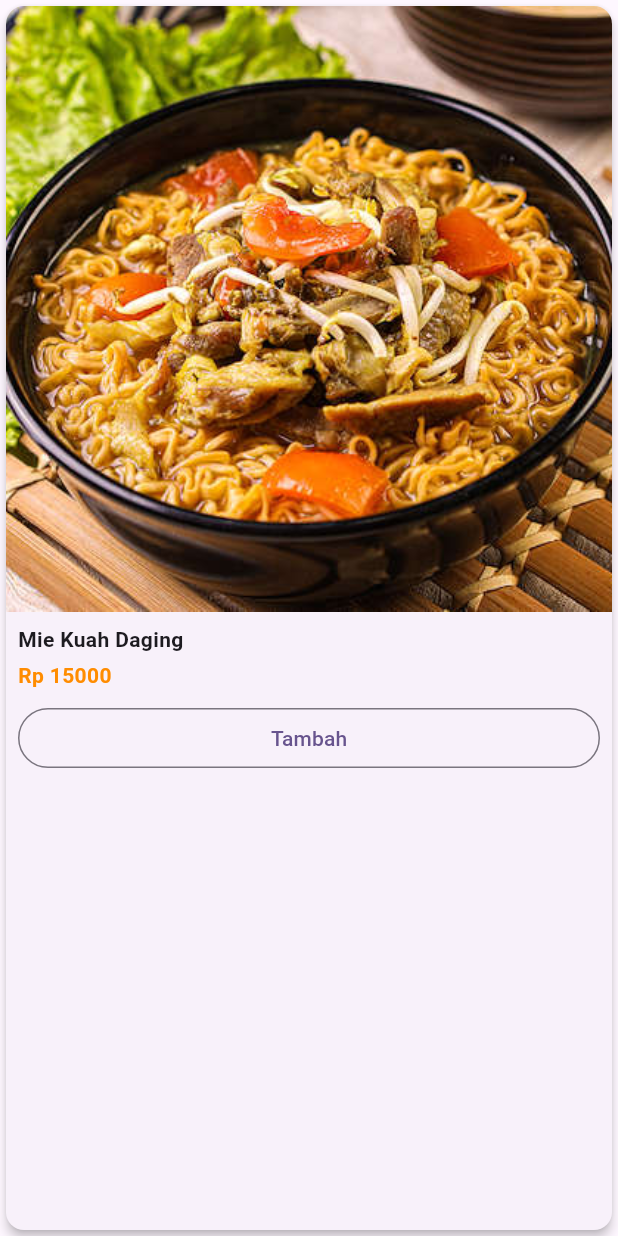
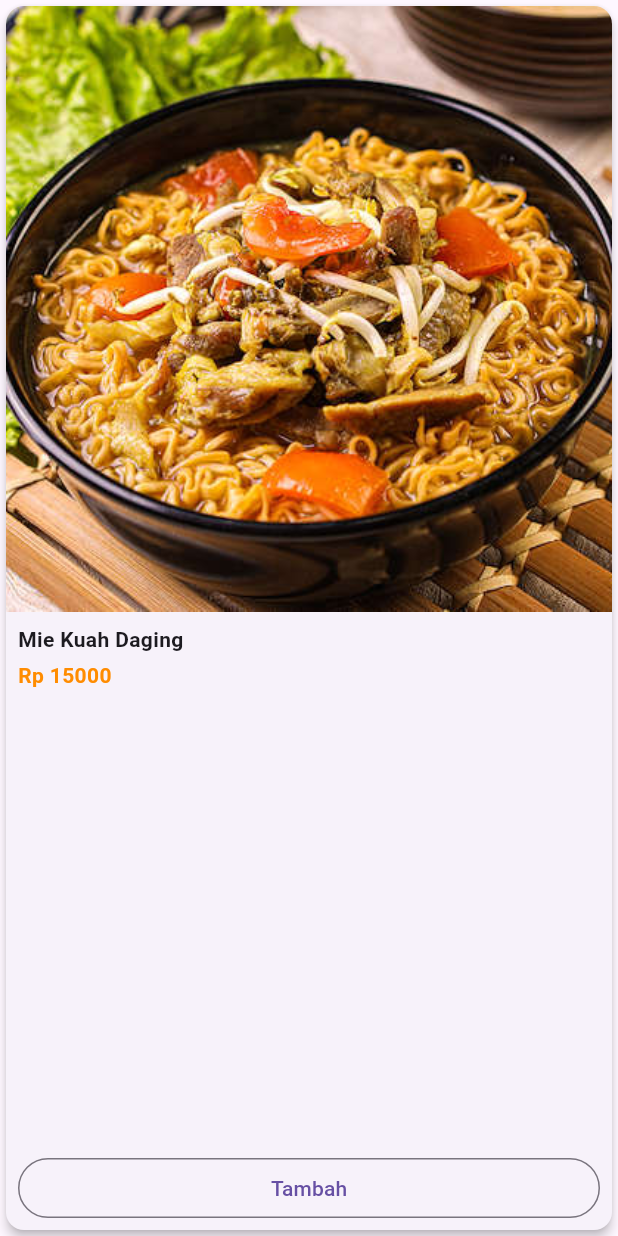
Before and after one commit to Redoughe/aplikasi_menu, a Flutter app: the MenuCard widget shown alone on an empty page, opened directly with sample values from the repository, on a phone screen of 412 x 824 dp. Run offline on Flutter 3.47's test engine with Material 3 defaults, Android fonts, the phone set to English and light mode, and no system bars; statements that could not run were skipped.

Commit message:
commit menu home & connect menu makan minum

```diff
--- a/lib/Menu Makan/menumakan.dart
+++ b/lib/Menu Makan/menumakan.dart
@@ -1,14 +1,5 @@
 import 'package:flutter/material.dart';
 import 'package:provider/provider.dart';
-
-void main() {
-  runApp(
-    ChangeNotifierProvider(
-      create: (_) => CartProvider(),
-      child: const MyApp(),
-    ),
-  );
-}
 
 /* ================================
    KONFIGURASI WARNA
@@ -277,13 +268,18 @@ class MenuCard extends StatelessWidget {
               ),
             ),
           ),
-          Padding(
+         Expanded(
+  child: Padding(
     padding: const EdgeInsets.all(8),
     child: Column(
       crossAxisAlignment: CrossAxisAlignment.start,
       children: [
-                Text(item.nama,
-                    style: const TextStyle(fontWeight: FontWeight.bold)),
+        Text(
+          item.nama,
+          style: const TextStyle(fontWeight: FontWeight.bold),
+          maxLines: 2,
+          overflow: TextOverflow.ellipsis,
+        ),
         const SizedBox(height: 4),
         Text(
           'Rp ${item.harga}',
@@ -292,8 +288,10 @@ class MenuCard extends StatelessWidget {
             fontWeight: FontWeight.w600,
           ),
         ),
-                const SizedBox(height: 8),
-                jumlah == 0
+        const Spacer(),
+         SizedBox(
+  height: 40, // KUNCI TINGGI → mencegah overflow
+  child: jumlah == 0
       ? SizedBox(
           width: double.infinity,
           child: OutlinedButton(
@@ -305,23 +303,30 @@ class MenuCard extends StatelessWidget {
           mainAxisAlignment: MainAxisAlignment.spaceBetween,
           children: [
             IconButton(
+              padding: EdgeInsets.zero,
+              constraints: const BoxConstraints(),
               icon: const Icon(Icons.remove_circle_outline),
               onPressed: () => cart.remove(item),
             ),
             Text(
               jumlah.toString(),
-                            style: const TextStyle(
-                                fontWeight: FontWeight.bold),
+              style: const TextStyle(fontWeight: FontWeight.bold),
             ),
             IconButton(
+              padding: EdgeInsets.zero,
+              constraints: const BoxConstraints(),
               icon: const Icon(Icons.add_circle_outline),
               onPressed: () => cart.add(item),
             ),
           ],
         ),
+)
+
       ],
     ),
   ),
+),
+
         ],
       ),
     );
--- /dev/null
+++ b/lib/Providers/cart_provider.dart
@@ -0,0 +1,38 @@
+import 'package:flutter/material.dart';
+
+class MenuItem {
+  final String nama;
+  final int harga;
+  final String imagePath;
+
+  const MenuItem({
+    required this.nama,
+    required this.harga,
+    required this.imagePath,
+  });
+}
+
+class CartProvider extends ChangeNotifier {
+  final Map<MenuItem, int> _items = {};
+
+  int quantity(MenuItem item) => _items[item] ?? 0;
+
+  int get totalItem =>
+      _items.values.fold(0, (sum, qty) => sum + qty);
+
+  void add(MenuItem item) {
+    _items[item] = (_items[item] ?? 0) + 1;
+    notifyListeners();
+  }
+
+  void remove(MenuItem item) {
+    if (!_items.containsKey(item)) return;
+
+    if (_items[item]! > 1) {
+      _items[item] = _items[item]! - 1;
+    } else {
+      _items.remove(item);
+    }
+    notifyListeners();
+  }
+}
```
Also changed, not shown: lib/Home/Home.dart (+179 -0 lines), lib/Menu Makan/menumakanwrapper.dart (added, +11 -0 lines), lib/main.dart (+13 -108 lines), pubspec.lock. Lines whose indentation alone changed are shown as unchanged.
